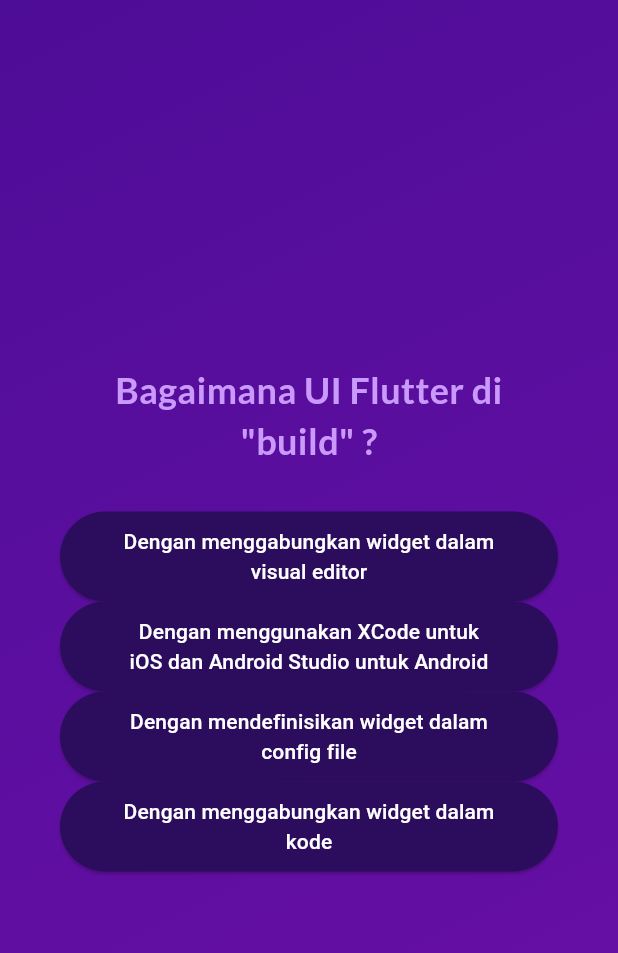
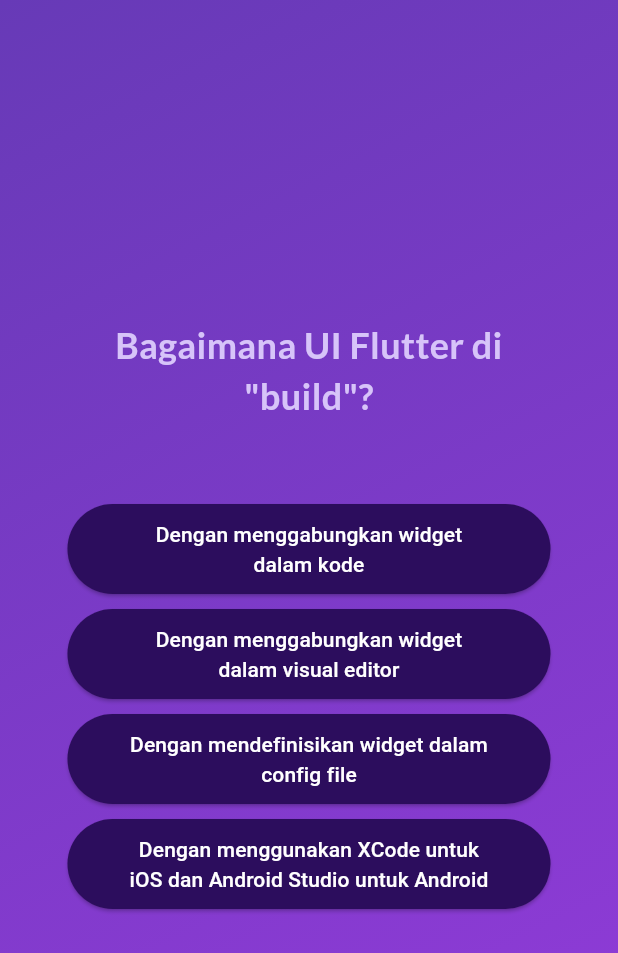
Before and after one commit to firaaaa10/praktikum-Quiz-App-SitiSafira, a Flutter app: the screen it shows after launch, after a tap on "Start Quiz", after a tap on "Widgets", on a phone screen of 412 x 824 dp. Shown: the top 953 px of the screen. Run offline on Flutter 3.47's test engine with Material 3 defaults, Android fonts, the phone set to English and light mode, and no system bars; our stand-ins replace google_fonts.

Commit message:
Menambahkan file proyek quiz app

```diff
--- a/lib/answer_button.dart
+++ b/lib/answer_button.dart
@@ -1,23 +1,29 @@
 import 'package:flutter/material.dart';
 
 class AnswerButton extends StatelessWidget {
-  const AnswerButton({super.key, required this.text, required this.onTap});
+  // Konstruktor untuk AnswerButton
+  const AnswerButton({
+    super.key,
+    required this.text,  // Teks untuk ditampilkan pada tombol
+    required this.onTap, // Fungsi yang dipanggil ketika tombol ditekan
+  });
 
+  // Variabel untuk teks tombol dan fungsi callback saat tombol ditekan
   final String text;
   final void Function() onTap;
 
   @override
   Widget build(BuildContext context) {
     return ElevatedButton(
-      onPressed: onTap,
+      onPressed: onTap,  // Menangani event ketika tombol ditekan
       style: ElevatedButton.styleFrom(
-        padding: const EdgeInsets.symmetric(vertical: 10, horizontal: 40),
-        backgroundColor: const Color.fromARGB(255, 44, 13, 93),
-        foregroundColor: Colors.white,
+        padding: const EdgeInsets.symmetric(vertical: 10, horizontal: 40), // Padding untuk tombol
+        backgroundColor: const Color.fromARGB(255, 44, 13, 93), // Warna latar belakang tombol
+        foregroundColor: Colors.white, // Warna teks tombol
       ),
       child: Text(
         text,
-        textAlign: TextAlign.center,
+        textAlign: TextAlign.center,  // Penataan teks di tengah tombol
       ), // Text
     ); // ElevatedButton
   }
--- a/lib/datas/question.dart
+++ /dev/null
@@ -1,49 +0,0 @@
-import 'package:quiz_app/models/quiz_question.dart';
-
-const questions = [
-  QuizQuestion('Disebut apa blok penyusun utama UI Flutter?', [
-    'Widgets',
-    'Components',
-    'Blocks',
-    'Functions',
-  ]),
-  QuizQuestion('Bagaimana UI Flutter di "build" ?', [
-    'Dengan menggabungkan widget dalam kode',
-    'Dengan menggabungkan widget dalam visual editor',
-    'Dengan mendefinisikan widget dalam config file',
-    'Dengan menggunakan XCode untuk iOS dan Android Studio untuk Android',
-  ]),
-  QuizQuestion('apa tujuan dari sebuah StatefulWidget?', [
-    'Merubah UI saat data berubah',
-    'Merubah data saat UI berubah',
-    'Menabaikan perubahan data',
-    'Merender UI dan tidak bergantung pada data',
-  ]),
-  QuizQuestion(
-    'Widget mana yang sebaiknya Anda coba gunakan lebih sering: StatelessWidget atau StatefulWidget ?',
-    [
-      'StatelessWidget',
-      'StatefulWidget',
-      'Keduanya sama-sama bagus',
-      'Bukan salahsatu dari keduanya',
-    ],
-  ),
-  QuizQuestion(
-    'Apa yang terjadi jika Anda mengubah data dalam StatelessWidget?',
-    [
-      'UI tidak diperbarui',
-      'UI diperbarui',
-      'StatefulWidget terdekat diperbarui',
-      'Semua StatefulWidgets turunan diperbarui',
-    ],
-  ),
-  QuizQuestion(
-    'Bagaimana Anda harus memperbarui data di dalam Widget Stateful?',
-    [
-      'dengan memanggil setState()',
-      'dengan memanggil updateData()',
-      'dengan memanggil updateUI()',
-      'dengan memanggil updateState()',
-    ],
-  ),
-];
--- /dev/null
+++ b/lib/datas/questions.dart
@@ -0,0 +1,65 @@
+import 'package:quiz_app/models/quiz_question.dart';
+
+// Daftar pertanyaan quiz dengan format yang benar
+final List<QuizQuestion> questions = [
+  QuizQuestion(
+    'Disebut apa blok penyusun utama UI Flutter?',
+    [
+      'Widgets',
+      'Components',
+      'Blocks',
+      'Functions',
+    ],
+    correctAnswerIndex: 0, // Index jawaban benar (Widgets)
+  ),
+  QuizQuestion(
+    'Bagaimana UI Flutter di "build"?',
+    [
+      'Dengan menggabungkan widget dalam kode',
+      'Dengan menggabungkan widget dalam visual editor',
+      'Dengan mendefinisikan widget dalam config file',
+      'Dengan menggunakan XCode untuk iOS dan Android Studio untuk Android',
+    ],
+    correctAnswerIndex: 0,
+  ),
+  QuizQuestion(
+    'Apa tujuan dari sebuah StatefulWidget?',
+    [
+      'Merubah UI saat data berubah',
+      'Merubah data saat UI berubah',
+      'Menabaikan perubahan data',
+      'Merender UI dan tidak bergantung pada data',
+    ],
+    correctAnswerIndex: 0,
+  ),
+  QuizQuestion(
+    'Widget mana yang sebaiknya digunakan lebih sering?',
+    [
+      'StatelessWidget',
+      'StatefulWidget',
+      'Keduanya sama-sama bagus',
+      'Bukan salah satu dari keduanya',
+    ],
+    correctAnswerIndex: 0,
+  ),
+  QuizQuestion(
+    'Apa yang terjadi jika mengubah data dalam StatelessWidget?',
+    [
+      'UI tidak diperbarui',
+      'UI diperbarui',
+      'StatefulWidget terdekat diperbarui',
+      'Semua StatefulWidgets turunan diperbarui',
+    ],
+    correctAnswerIndex: 0,
+  ),
+  QuizQuestion(
+    'Bagaimana memperbarui data di dalam StatefulWidget?',
+    [
+      'Dengan memanggil setState()',
+      'Dengan memanggil updateData()',
+      'Dengan memanggil updateUI()',
+      'Dengan memanggil updateState()',
+    ],
+    correctAnswerIndex: 0,
+  ),
+];
--- a/lib/home_screen.dart
+++ b/lib/home_screen.dart
@@ -1,4 +1,6 @@
 import 'package:flutter/material.dart';
+import 'package:google_fonts/google_fonts.dart';
+
 
 class HomeScreen extends StatelessWidget {
   const HomeScreen(this.startQuiz, {super.key, required this.profile});
--- a/lib/main.dart
+++ b/lib/main.dart
@@ -2,7 +2,7 @@ import 'package:flutter/material.dart';
 import 'package:quiz_app/quiz.dart';
 
 void main() {
-  runApp(const MaterialApp(
-    home: Quiz(),
-  )); // MaterialApp
+  runApp(MaterialApp(
+    home: Quiz(), // Gunakan 'home' (huruf kecil)
+  ));
 }
--- /dev/null
+++ b/lib/questions_screen.dart
@@ -0,0 +1,72 @@
+import 'package:flutter/material.dart';
+import 'package:google_fonts/google_fonts.dart';
+import 'package:quiz_app/answer_button.dart'; // Impor AnswerButton
+import 'package:quiz_app/datas/questions.dart'; // Impor data pertanyaan
+
+class QuestionsScreen extends StatefulWidget {
+  // Hanya satu deklarasi untuk onSelectAnswer di konstruktor dan sebagai final variable.
+  const QuestionsScreen({
+    super.key,
+    required this.onSelectAnswer, // Pastikan ini adalah satu-satunya parameter untuk fungsi callback
+  });
+
+  // Deklarasi final variable untuk fungsi callback
+  final void Function(String answer) onSelectAnswer;
+
+  @override
+  State<QuestionsScreen> createState() {
+    return _QuestionScreenState();
+  }
+}
+
+class _QuestionScreenState extends State<QuestionsScreen> {
+  var currentQuestionIndex = 0;
+
+  void answerQuestion(String selectedAnswer) {
+    widget.onSelectAnswer(selectedAnswer); // Menggunakan onSelectAnswer dari widget
+    setState(() {
+      currentQuestionIndex++;
+    });
+  }
+
+  @override
+  Widget build(BuildContext context) {
+    final currentQuestion = questions[currentQuestionIndex]; // Mengambil pertanyaan
+
+    return SizedBox(
+      width: double.infinity,
+      child: Container(
+        margin: const EdgeInsets.all(40),
+        child: Column(
+          mainAxisAlignment: MainAxisAlignment.center,
+          crossAxisAlignment: CrossAxisAlignment.stretch,
+          children: [
+            Text(
+              currentQuestion.text,
+              style: GoogleFonts.lato(
+                color: const Color.fromARGB(255, 215, 196, 249),
+                fontSize: 24,
+                fontWeight: FontWeight.bold,
+              ),
+              textAlign: TextAlign.center,
+            ),
+            const SizedBox(height: 50), // Spacer antara pertanyaan dan jawaban
+            ...currentQuestion.answers.map(
+              (item) {
+                return Container(
+                  margin: const EdgeInsets.all(5),
+                  child: AnswerButton(
+                    text: item, // Mengirimkan teks jawaban ke AnswerButton
+                    onTap: () {
+                      answerQuestion(item); // Fungsi untuk melanjutkan ke pertanyaan berikutnya
+                    },
+                  ),
+                );
+              },
+            ).toList(), // Mengubah map menjadi list
+          ],
+        ),
+      ),
+    );
+  }
+}
--- a/lib/quetions_screen.dart
+++ /dev/null
@@ -1,62 +0,0 @@
-import 'package:flutter/material.dart';
-import 'package:google_fonts/google_fonts.dart';
-import 'package:quiz_app/answer_button.dart';
-import 'package:quiz_app/datas/question.dart';
-
-class QuestionsScreen extends StatefulWidget {
-  const QuestionsScreen({super.key, required this.onSelectAnswer});
-
-  final void Function(String answer) onSelectAnswer;
-
-  @override
-  State<QuestionsScreen> createState() {
-    return _QuestionsScreenState();
-  }
-}
-
-class _QuestionsScreenState extends State<QuestionsScreen> {
-  var currentQuestionIndex = 0;
-
-  void answerQuestion(String selectedAnswer) {
-    widget.onSelectAnswer(selectedAnswer);
-    setState(() {
-      currentQuestionIndex++;
-    });
-  }
-
-  @override
-  Widget build(context) {
-    final currentQuestion = questions[currentQuestionIndex];
-
-    return SizedBox(
-      width: double.infinity,
-      child: Container(
-        margin: const EdgeInsets.all(40),
-        child: Column(
-          mainAxisAlignment: MainAxisAlignment.center,
-          crossAxisAlignment: CrossAxisAlignment.stretch,
-          children: [
-            Text(
-              currentQuestion.text,
-              style: GoogleFonts.lato(
-                color: const Color.fromARGB(255, 201, 153, 251),
-                fontSize: 24,
-                fontWeight: FontWeight.bold,
-              ),
-              textAlign: TextAlign.center,
-            ),
-            const SizedBox(height: 30),
-            ...currentQuestion.getShuffledAnswers().map((answer) {
-              return AnswerButton(
-                text: answer,
-                onTap: () {
-                  answerQuestion(answer);
-                },
-              );
-            }),
-          ],
-        ),
-      ),
-    );
-  }
-}
--- a/lib/quiz.dart
+++ b/lib/quiz.dart
@@ -1,13 +1,11 @@
 import 'package:flutter/material.dart';
-import 'package:quiz_app/datas/question.dart';
+import 'package:quiz_app/questions_screen.dart';
 import 'package:quiz_app/home_screen.dart';
-import 'package:quiz_app/profile.dart';
-import 'package:quiz_app/quetions_screen.dart';
+import 'package:quiz_app/datas/questions.dart';
 import 'package:quiz_app/result_screen.dart';
+import 'package:quiz_app/profile.dart'; // Import the profile.dart file
 
 class Quiz extends StatefulWidget {
-  const Quiz({super.key});
-
   @override
   State<Quiz> createState() {
     return _QuizState();
@@ -15,56 +13,67 @@ class Quiz extends StatefulWidget {
 }
 
 class _QuizState extends State<Quiz> {
-  List<String> _selectedAnswers = [];
-  var _activeScreen = 'start-screen';
+  var activeScreen = 'start-screen'; // Menyimpan layar aktif
+  List<String> selectedAnswer = [];
 
-  void _switchScreen() {
+  // Fungsi untuk mengubah layar dari 'start-screen' ke 'questions-screen'
+  void switchScreen() {
     setState(() {
-      _activeScreen = 'questions-screen';
+      selectedAnswer = []; // Clear selected answers when starting a new quiz
+      activeScreen = 'questions-screen';
     });
   }
 
-  void _chooseAnswer(String answer) {
-    _selectedAnswers.add(answer);
+  // Fungsi untuk memilih jawaban dan melanjutkan ke layar hasil jika semua pertanyaan telah dijawab
+  void chooseAnswer(String answer) {
+    selectedAnswer.add(answer);
 
-    if (_selectedAnswers.length == questions.length) {
+    if (selectedAnswer.length == questions.length) {
       setState(() {
-        _activeScreen = 'results-screen';
+        activeScreen = 'result-screen';
       });
     }
   }
 
-  void restartQuiz() {
+  // Fungsi untuk mereset kuis
+  void restartQuiz() { // Mengubah nama fungsi menjadi restartQuiz (huruf kecil di awal)
     setState(() {
-      _selectedAnswers = [];
-      _activeScreen = 'start-screen';
+      selectedAnswer = [];
+      activeScreen = 'questions-screen'; // Memastikan kembali ke layar pertanyaan
     });
   }
 
   void profileScreen() {
     setState(() {
-      _activeScreen = 'profile-screen';
+      // Clear selected answers when navigating to profile screen
+      selectedAnswer = [];
+      activeScreen = 'profile-screen';
     });
   }
 
   @override
   Widget build(context) {
-    Widget screenWidget = HomeScreen(_switchScreen, profile: profileScreen);
+    Widget screenWidget = HomeScreen(
+      switchScreen, // Positional argument for startQuiz
+      profile: profileScreen, // Named argument for profile
+    );
 
-    if (_activeScreen == 'questions-screen') {
-      screenWidget = QuestionsScreen(onSelectAnswer: _chooseAnswer);
+    if (activeScreen == 'questions-screen') {
+      screenWidget = QuestionsScreen(
+        onSelectAnswer: chooseAnswer,
+      ); // Tampilan pertanyaan
     }
 
-    if (_activeScreen == 'results-screen') {
+    if (activeScreen == 'result-screen') {
       screenWidget = ResultScreen(
-        choosenAnswers: _selectedAnswers,
-        onRestart: restartQuiz,
+        choosenAnswers: selectedAnswer,
+        onRestart: restartQuiz, // Menggunakan nama fungsi yang sudah diperbaiki
       );
     }
 
-    if (_activeScreen == 'profile-screen') {
-      screenWidget = Profile(onRestart: restartQuiz);
-    }
+  if (activeScreen == 'profile-screen'){
+    screenWidget = Profile(onRestart: restartQuiz); // Pass onRestart to Profile
+  }
 
     return MaterialApp(
       home: Scaffold(
@@ -72,14 +81,14 @@ class _QuizState extends State<Quiz> {
           decoration: const BoxDecoration(
             gradient: LinearGradient(
               colors: [
-                Color.fromARGB(255, 78, 13, 151),
-                Color.fromARGB(255, 107, 15, 168),
-              ],
+                Colors.deepPurple,
+                Color.fromARGB(255, 148, 59, 219)
+              ], // Mengubah warna kedua agar ada gradien
               begin: Alignment.topLeft,
               end: Alignment.bottomRight,
-            ),
+            ), // LinearGradient
           ),
-          child: screenWidget,
+          child: screenWidget, // Menampilkan widget berdasarkan activeScreen
         ),
       ),
     );
--- a/pubspec.yaml
+++ b/pubspec.yaml
@@ -61,9 +61,8 @@ flutter:
   # To add assets to your application, add an assets section, like this:
   assets:
   - assets/images/quiz-logo.png
-  - assets/images/6287026617863752703.jpg
-
-
+  - assets/images/Foto Formal.jpg
+  #   - images/a_dot_ham.jpeg
 
   # An image asset can refer to one or more resolution-specific "variants", see
   # https://flutter.dev/to/resolution-aware-images
```
Also changed, not shown: lib/models/quiz_question.dart (+12 -9 lines), lib/profile.dart (+6 -6 lines), lib/question_summary.dart (added, +24 -0 lines), lib/question_summary/question_summary.dart (deleted, +0 -22 lines), lib/result_screen.dart (+42 -21 lines), lib/summary_item.dart (renamed from lib/question_summary/summary_item.dart, +15 -5 lines), assets/images/6287026617863752703.jpg (deleted), assets/images/Foto Formal.jpg (added), lib/question_identifier.dart (line endings or trailing spaces), 1 other file.
